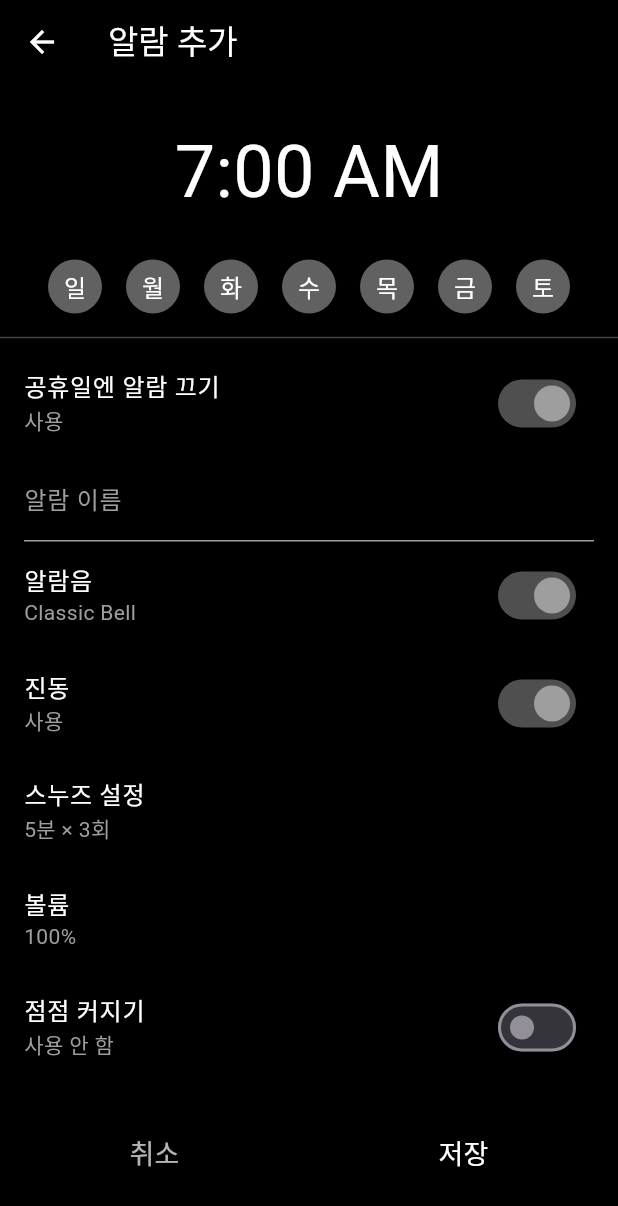
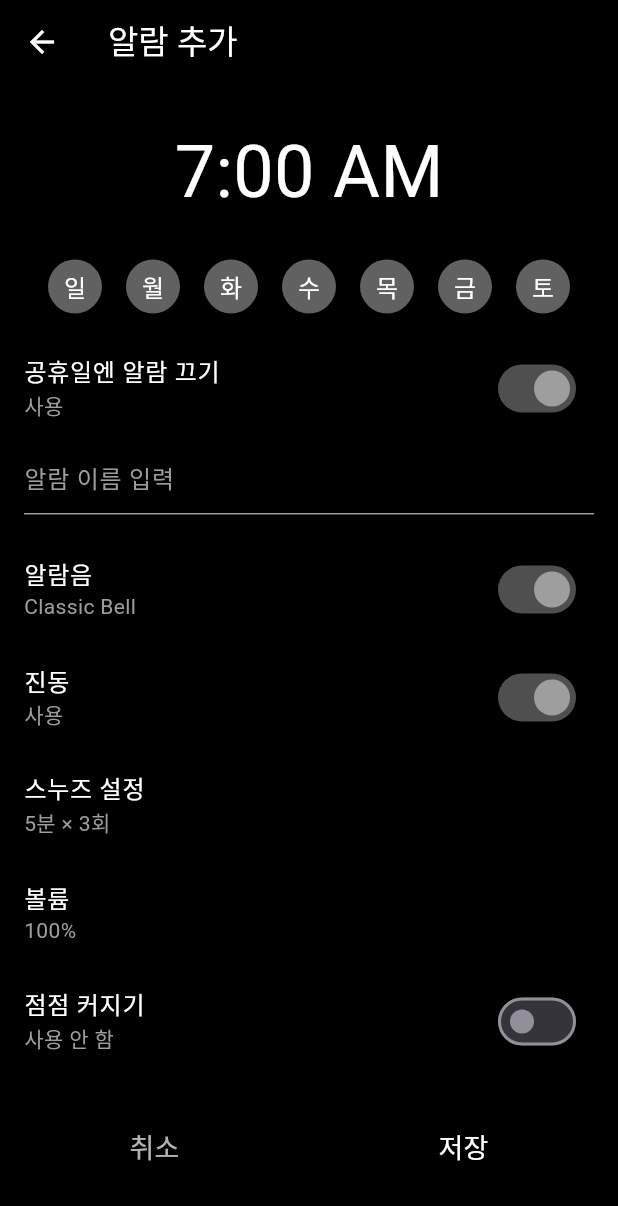
Before and after one commit to rjsdn031/NextUp, a Flutter app: the AddAlarmScreen screen opened directly, on a phone screen of 412 x 824 dp. Shown: the top 1206 px of the screen. Run offline on Flutter 3.47's test engine with Material 3 defaults, Android fonts, the phone set to English and light mode, and no system bars; our stand-ins replace audioplayers, flutter_local_notifications, shared_preferences, vibration; missing offline and left inert: alarm, android_intent_plus, usage_stats; accounts and stored records are empty.

Commit message:
[design] Redesign Alarm Add Screen

```diff
--- a/lib/screens/add_alarm_screen.dart
+++ b/lib/screens/add_alarm_screen.dart
@@ -148,8 +148,7 @@ class _AddAlarmScreenState extends State<AddAlarmScreen> {
                 setState(() => selectedDays = days);
               },
             ),
-            const SizedBox(height: 8),
-            Divider(color: Colors.grey[800]),
+            const SizedBox(height: 14),
             OptionTile(
               title: '공휴일엔 알람 끄기',
               subtitle: skipHolidays ? '사용' : '사용 안 함',
@@ -161,6 +160,7 @@ class _AddAlarmScreenState extends State<AddAlarmScreen> {
               initialValue: alarmName,
               onChanged: (val) => alarmName = val,
             ),
+            const SizedBox(height: 14),
             OptionTile(
               title: '알람음',
               subtitle: alarmSoundEnabled ? selectedRingtoneName : '사용 안 함',
--- a/lib/widgets/alarm_name_field.dart
+++ b/lib/widgets/alarm_name_field.dart
@@ -17,8 +17,8 @@ class AlarmNameField extends StatelessWidget {
       child: TextField(
         style: const TextStyle(color: Colors.white),
         decoration: const InputDecoration(
-          labelText: '알람 이름',
-          labelStyle: TextStyle(color: Colors.grey),
+          hintText: '알람 이름 입력',
+          hintStyle: TextStyle(color: Colors.grey),
           enabledBorder: UnderlineInputBorder(
             borderSide: BorderSide(color: Colors.grey),
           ),
```
